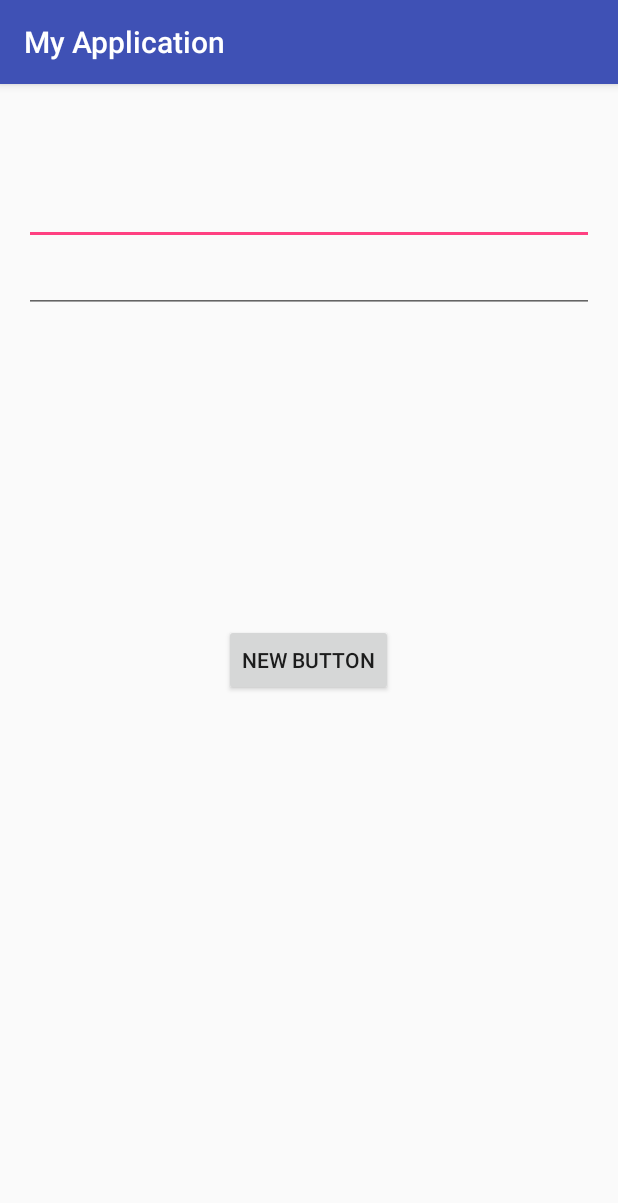
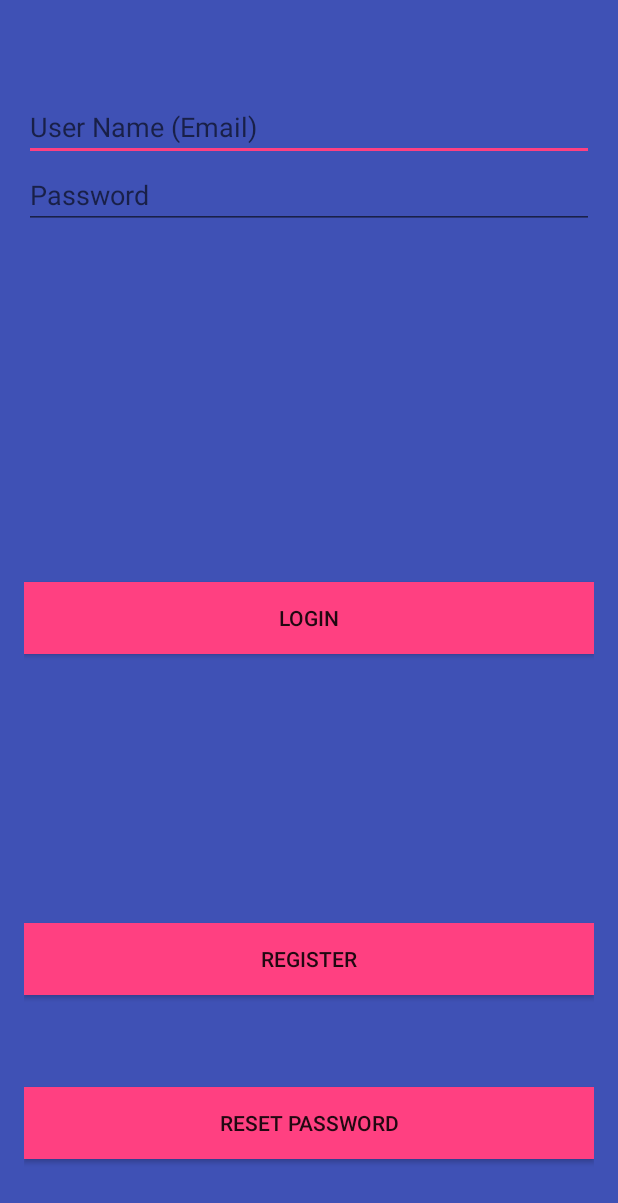
Before and after one commit to omshiv2415/ShoppigAssistant, an Android app: the screen it shows after launch (MainActivity before the commit, LoginActivity after it), on a phone screen of 412 x 824 dp. Shown: the top 1203 px of the screen. Run offline under Robolectric (Android 15) with nearby library versions, the phone set to English and light mode, and no system bars; our stand-ins replace Firebase (no records; nobody signed in at launch, a user with empty details on screens opened directly).

Commit message:
Email Authentication

```diff
--- /dev/null
+++ b/app/src/main/java/assistance/shopping/msc/assistant/LoginActivity.java
@@ -0,0 +1,118 @@
+package assistance.shopping.msc.assistant;
+
+import android.app.Activity;
+import android.content.Intent;
+import android.os.Bundle;
+import android.support.annotation.NonNull;
+import android.util.Log;
+import android.view.View;
+import android.widget.Button;
+import android.widget.EditText;
+import android.widget.Toast;
+
+import com.google.android.gms.tasks.OnCompleteListener;
+import com.google.android.gms.tasks.Task;
+import com.google.firebase.auth.AuthResult;
+import com.google.firebase.auth.FirebaseAuth;
+import com.google.firebase.auth.FirebaseUser;
+
+public class LoginActivity extends Activity {
+    private EditText mEmailField;
+    private EditText mPasswordField;
+    protected Button mButtonLogin;
+    protected Button mInitialRegister;
+    protected Button mInitialReset;
+    private static final String TAG = "EmailPassword";
+    private FirebaseAuth mAuth;
+    public FirebaseAuth.AuthStateListener mAuthListener;
+
+    @Override
+    protected void onCreate(Bundle savedInstanceState) {
+        super.onCreate(savedInstanceState);
+        setContentView(R.layout.activity_login);
+
+        mEmailField = (EditText) findViewById(R.id.editTextEmail);
+        mPasswordField = (EditText) findViewById(R.id.editTextPassword);
+        mButtonLogin = (Button) findViewById(R.id.buttonLogin);
+        mInitialRegister = (Button)findViewById(R.id.buttonInitialRegister);
+        mInitialReset = (Button)findViewById(R.id.buttonInitialReset);
+        mAuth = FirebaseAuth.getInstance();
+
+        mInitialRegister.setOnClickListener(new View.OnClickListener() {
+            @Override
+            public void onClick(View v) {
+
+                Intent takeUserResetPassword = new Intent(LoginActivity.this, HomeActivity.class);
+                startActivity(takeUserResetPassword);
+
+            }
+        });
+        mInitialReset.setOnClickListener(new View.OnClickListener() {
+            @Override
+            public void onClick(View v) {
+
+                Intent takeUserPasswordReset = new Intent(LoginActivity.this, PasswordResetActivity.class);
+                startActivity(takeUserPasswordReset);
+
+            }
+        });
+
+        mButtonLogin.setOnClickListener(new View.OnClickListener() {
+            @Override
+            public void onClick(View v) {
+                String email = mEmailField.getText().toString().trim();
+                String password = mPasswordField.getText().toString().trim();
+
+                mAuth.signInWithEmailAndPassword(email, password)
+                        .addOnCompleteListener(LoginActivity.this, new OnCompleteListener<AuthResult>() {
+                            @Override
+                            public void onComplete(@NonNull Task<AuthResult> task) {
+                                Log.d(TAG, "signInWithEmail:onComplete:" + task.isSuccessful());
+
+                                Intent takeUserHome = new Intent(LoginActivity.this, HomeActivity.class);
+                                startActivity(takeUserHome);
+                                // If sign in fails, display a message to the user. If sign in succeeds
+                                // the auth state listener will be notified and logic to handle the
+                                // signed in user can be handled in the listener.
+                                if (!task.isSuccessful()) {
+                                    Log.w(TAG, "signInWithEmail", task.getException());
+                                    Toast.makeText(LoginActivity.this, "Authentication failed.",
+                                            Toast.LENGTH_SHORT).show();
+                                }
+
+                            }
+                        });
+
+
+
+
+            }
+        });
+
+
+        mAuthListener = new FirebaseAuth.AuthStateListener() {
+            @Override
+            public void onAuthStateChanged(@NonNull FirebaseAuth firebaseAuth) {
+                FirebaseUser user = firebaseAuth.getCurrentUser();
+                if (user != null) {
+                    // User is signed in
+                    Log.d(TAG, "onAuthStateChanged:signed_in:" + user.getUid());
+                    Intent takeUserResetPassword = new Intent(LoginActivity.this, HomeActivity.class);
+                    startActivity(takeUserResetPassword);
+
+                } else {
+                    // User is signed out
+                    Log.d(TAG, "onAuthStateChanged:signed_out");
+                }
+                // ...
+            }
+        };
+        // ...
+
+    }
+
+
+
+
+
+}
--- a/app/src/main/java/assistance/shopping/msc/assistant/MainActivity.java
+++ b/app/src/main/java/assistance/shopping/msc/assistant/MainActivity.java
@@ -19,80 +19,15 @@ import com.google.firebase.auth.FirebaseUser;
 
 public class MainActivity extends AppCompatActivity {
 
-    private EditText mEmailField;
-    private EditText mPasswordField;
-    protected Button mButtonRegister;
-    private static final String TAG = "EmailPassword";
-    private FirebaseAuth mAuth;
-    private FirebaseAuth.AuthStateListener mAuthListener;
+
 
     @Override
     protected void onCreate(Bundle savedInstanceState) {
         super.onCreate(savedInstanceState);
         setContentView(R.layout.activity_main);
-        int status = GooglePlayServicesUtil.isGooglePlayServicesAvailable(this);
-        if(status != ConnectionResult.SUCCESS) {
-            if(status == ConnectionResult.SERVICE_VERSION_UPDATE_REQUIRED){
-                Toast.makeText(this,"please udpate your google play service",Toast.LENGTH_SHORT).show();
-            }
-            else {
-                Toast.makeText(this, "please download the google play service", Toast.LENGTH_SHORT).show();
-            }
-        }
-
-        mEmailField = (EditText) findViewById(R.id.editTextEmail);
-        mPasswordField = (EditText) findViewById(R.id.editTextPassword);
-        mButtonRegister = (Button) findViewById(R.id.buttonRegister);
-
-        mAuth = FirebaseAuth.getInstance();
 
 
 
-        mButtonRegister.setOnClickListener(new View.OnClickListener() {
-            @Override
-            public void onClick(View v) {
-                String email = mEmailField.getText().toString().trim();
-                String password = mPasswordField.getText().toString().trim();
-
-                mAuth.createUserWithEmailAndPassword(email, password)
-                        .addOnCompleteListener(MainActivity.this, new OnCompleteListener<AuthResult>() {
-                            @Override
-                            public void onComplete(@NonNull Task<AuthResult> task) {
-                                Log.d(TAG, "createUserWithEmail:onComplete:" + task.isSuccessful());
-
-                                // If sign in fails, display a message to the user. If sign in succeeds
-                                // the auth state listener will be notified and logic to handle the
-                                // signed in user can be handled in the listener.
-                                if (!task.isSuccessful()) {
-                                    Toast.makeText(MainActivity.this, "Authentication failed.",
-                                            Toast.LENGTH_SHORT).show();
-                                }
-
-                                // [START_EXCLUDE]
-                                // hideProgressDialog();
-                                // [END_EXCLUDE]
-                            }
-                        });
-
-            }
-        });
-
-
-        mAuthListener = new FirebaseAuth.AuthStateListener() {
-            @Override
-            public void onAuthStateChanged(@NonNull FirebaseAuth firebaseAuth) {
-                FirebaseUser user = firebaseAuth.getCurrentUser();
-                if (user != null) {
-                    // User is signed in
-                    Log.d(TAG, "onAuthStateChanged:signed_in:" + user.getUid());
-                } else {
-                    // User is signed out
-                    Log.d(TAG, "onAuthStateChanged:signed_out");
-                }
-                // ...
-            }
-        };
-        // ...
 
     }
 }
--- /dev/null
+++ b/app/src/main/res/layout/activity_login.xml
@@ -0,0 +1,74 @@
+<?xml version="1.0" encoding="utf-8"?>
+<RelativeLayout xmlns:android="http://schemas.android.com/apk/res/android"
+    xmlns:tools="http://schemas.android.com/tools"
+    android:layout_width="match_parent"
+    android:layout_height="match_parent"
+    android:paddingBottom="@dimen/activity_vertical_margin"
+    android:paddingLeft="@dimen/activity_horizontal_margin"
+    android:paddingRight="@dimen/activity_horizontal_margin"
+    android:paddingTop="@dimen/activity_vertical_margin"
+    android:background="@color/colorPrimary"
+    tools:context="assistance.shopping.msc.assistant.MainActivity">
+
+    <EditText
+        android:layout_width="wrap_content"
+        android:layout_height="wrap_content"
+        android:id="@+id/editTextEmail"
+        android:layout_alignParentTop="true"
+        android:layout_alignParentLeft="true"
+        android:layout_alignParentStart="true"
+        android:layout_marginTop="46dp"
+        android:layout_alignParentRight="true"
+        android:layout_alignParentEnd="true"
+        android:hint="User Name (Email)" />
+
+    <EditText
+        android:layout_width="wrap_content"
+        android:layout_height="wrap_content"
+        android:id="@+id/editTextPassword"
+        android:layout_below="@+id/editTextEmail"
+        android:layout_alignParentLeft="true"
+        android:layout_alignParentStart="true"
+        android:layout_alignRight="@+id/editTextEmail"
+        android:layout_alignEnd="@+id/editTextEmail"
+        android:hint="Password" />
+
+    <Button
+        android:layout_width="wrap_content"
+        android:layout_height="wrap_content"
+        android:text="Login"
+        android:background="@color/colorAccent"
+        android:id="@+id/buttonLogin"
+        android:layout_centerVertical="true"
+        android:layout_alignParentLeft="true"
+        android:layout_alignParentStart="true"
+        android:layout_alignParentRight="true"
+        android:layout_alignParentEnd="true" />
+
+
+    <Button
+        android:layout_width="wrap_content"
+        android:layout_height="wrap_content"
+        android:text="Reset Password"
+        android:background="@color/colorAccent"
+        android:id="@+id/buttonInitialReset"
+        android:layout_marginBottom="35dp"
+        android:layout_alignParentBottom="true"
+        android:layout_alignParentLeft="true"
+        android:layout_alignParentStart="true"
+        android:layout_alignParentRight="true"
+        android:layout_alignParentEnd="true" />
+
+    <Button
+        android:layout_width="wrap_content"
+        android:layout_height="wrap_content"
+        android:text="Register"
+        android:background="@color/colorAccent"
+        android:id="@+id/buttonInitialRegister"
+        android:layout_marginBottom="61dp"
+        android:layout_above="@+id/buttonInitialReset"
+        android:layout_alignParentLeft="true"
+        android:layout_alignParentStart="true"
+        android:layout_alignParentRight="true"
+        android:layout_alignParentEnd="true" />
+</RelativeLayout>
```
Also changed, not shown: app/build.gradle (+9 -1 lines), app/src/main/AndroidManifest.xml (+12 -1 lines), app/src/main/java/assistance/shopping/msc/assistant/HomeActivity.java (added, +15 -0 lines), app/src/main/java/assistance/shopping/msc/assistant/PasswordResetActivity.java (added, +56 -0 lines), app/src/main/java/assistance/shopping/msc/assistant/RegisterActivity.java (added, +79 -0 lines), app/src/main/res/layout/activity_home.xml (added, +10 -0 lines), app/src/main/res/layout/activity_password_reset.xml (added, +38 -0 lines), app/src/main/res/layout/activity_register.xml (added, +43 -0 lines), app/src/main/res/values/strings.xml (+14 -0 lines), 1 other file.
